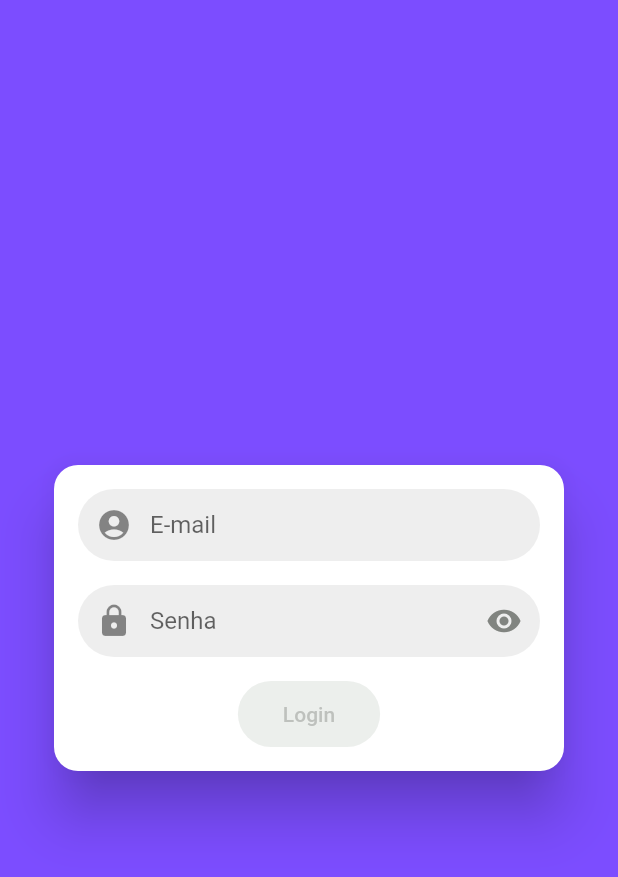
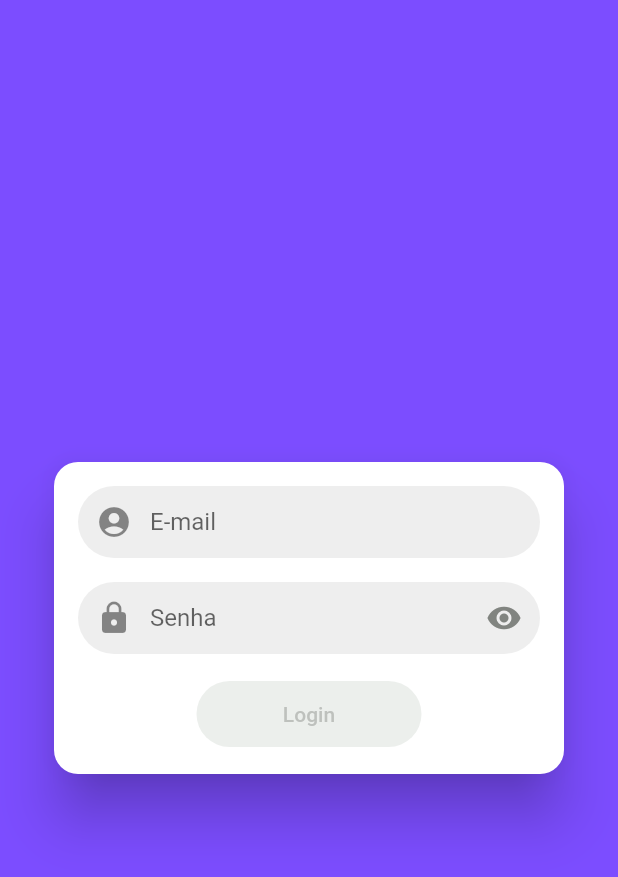
Before and after one commit to marcosmanto/todo_mobx, a Flutter app: the screen it shows after launch, on a phone screen of 412 x 824 dp. Shown: the top 877 px of the screen. Run offline on Flutter 3.47's test engine with Material 2 defaults, Android fonts, the phone set to English and light mode, and no system bars; our stand-ins replace flutter_mobx, mobx; generated files the repository leaves out were written again.

Commit message:
login store now simulate a login. Login button onPressed has some lines of code in it. Form is blocked while loading 9processing auth).

```diff
--- a/lib/screens/login_screen.dart
+++ b/lib/screens/login_screen.dart
@@ -36,25 +36,32 @@ class _LoginScreenState extends State<LoginScreen> {
                 child: Column(
                   mainAxisSize: MainAxisSize.min,
                   children: <Widget>[
-                    CustomTextField(
+                    Observer(
+                      builder: (_) => Opacity(
+                        opacity: loginStore.loading ? .5 : 1,
+                        child: CustomTextField(
                           controller: emailController,
                           hint: 'E-mail',
                           prefix: Icon(Icons.account_circle),
                           textInputType: TextInputType.emailAddress,
                           onChanged: loginStore.setEmail,
-                      enabled: true,
+                          enabled: !loginStore.loading,
+                        ),
+                      ),
                     ),
                     const SizedBox(
                       height: 16,
                     ),
                     Observer(
-                      builder: (_) => CustomTextField(
+                      builder: (_) => Opacity(
+                        opacity: loginStore.loading ? .5 : 1,
+                        child: CustomTextField(
                           controller: passwordController,
                           hint: 'Senha',
                           prefix: Icon(Icons.lock),
                           obscure: loginStore.obscurePassword,
                           onChanged: loginStore.setPassword,
-                        enabled: true,
+                          enabled: !loginStore.loading,
                           suffix: CustomIconButton(
                             iconColor: loginStore.obscurePassword
                                 ? Color(0xFF818480)
@@ -68,22 +75,35 @@ class _LoginScreenState extends State<LoginScreen> {
                           ),
                         ),
                       ),
+                    ),
                     const SizedBox(
                       height: 16,
                     ),
-                    SizedBox(
-                      height: 44,
-                      child: Observer(
+                    Observer(
                       builder: (_) => ElevatedButton(
-                          onPressed: loginStore.isFormValid
-                              ? () {
+                        style: ElevatedButton.styleFrom(
+                          elevation: 2.25,
+                          fixedSize: Size(150, 44),
+                        ),
+                        onPressed: !loginStore.loading && loginStore.isFormValid
+                            ? () async {
+                                await loginStore.login();
+                                if (!mounted) return;
                                 Navigator.of(context).pushReplacement(
                                   MaterialPageRoute(
-                                          builder: (context) => ListScreen()));
+                                    builder: (context) => ListScreen(),
+                                  ),
+                                );
                               }
                             : null,
-                          child: Text('Login'),
-                        ),
+                        child: loginStore.loading
+                            ? SizedBox(
+                                height: 18,
+                                width: 18,
+                                child: CircularProgressIndicator(
+                                  strokeWidth: 2.25,
+                                ))
+                            : Text('Login'),
                       ),
                     )
                   ],
--- a/lib/stores/login_store.dart
+++ b/lib/stores/login_store.dart
@@ -21,6 +21,8 @@ abstract class _LoginStore with Store {
   String password = '';
   @observable
   bool obscurePassword = true;
+  @observable
+  bool loading = false;
 
   @action
   void setEmail(String value) => email = value;
@@ -28,6 +30,15 @@ abstract class _LoginStore with Store {
   void setPassword(String value) => password = value;
   @action
   void toggleObscurePassword() => obscurePassword = !obscurePassword;
+  @action
+  Future<void> login() async {
+    loading = true;
+
+    // processar o login
+    await Future.delayed(Duration(seconds: 3));
+
+    loading = false;
+  }
 
   @computed
   bool get isPasswordValid => password.length > 6;
```
Also changed, not shown: lib/stores/login_store.g.dart. Lines whose indentation alone changed are shown as unchanged.
